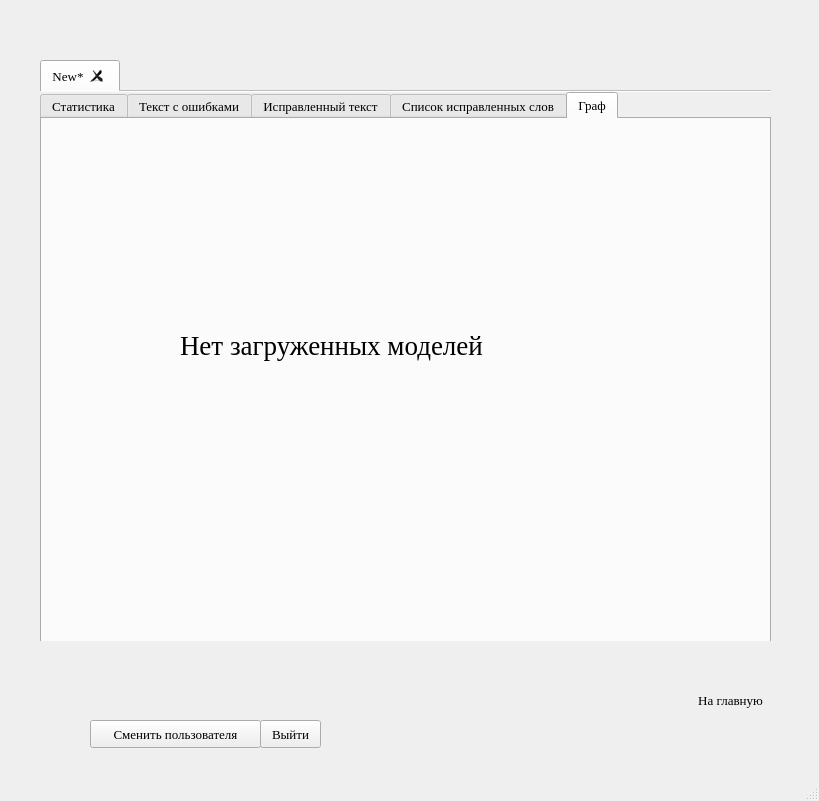
Above: adminwindow.ui from nabla42/Project-HMM before the change. Below: the same form after it.
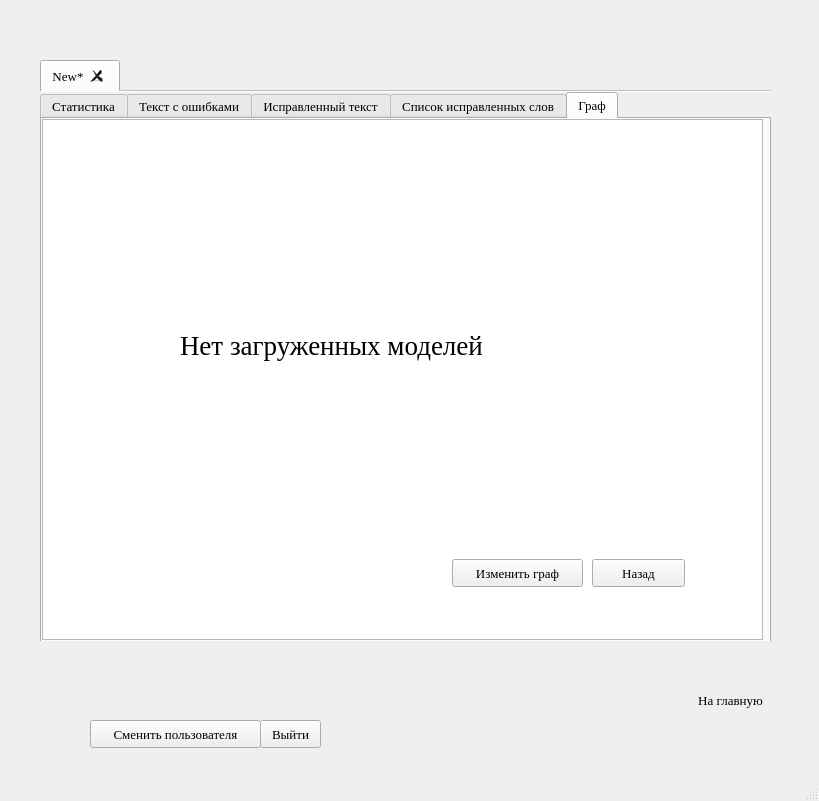
That is the form after the change. The open tabs and pages were chosen to show the change. Icons and pictures are not drawn.

Patch:
```diff
--- a/adminwindow.ui
+++ b/adminwindow.ui
@@ -185,6 +185,48 @@
        <attribute name="title">
         <string>Граф</string>
        </attribute>
+       <widget class="QPushButton" name="pushButton_2">
+        <property name="geometry">
+         <rect>
+          <x>550</x>
+          <y>440</y>
+          <width>93</width>
+          <height>28</height>
+         </rect>
+        </property>
+        <property name="text">
+         <string>Назад</string>
+        </property>
+       </widget>
+       <widget class="QPushButton" name="pushButton">
+        <property name="geometry">
+         <rect>
+          <x>410</x>
+          <y>440</y>
+          <width>131</width>
+          <height>28</height>
+         </rect>
+        </property>
+        <property name="text">
+         <string>Изменить граф</string>
+        </property>
+       </widget>
+       <widget class="QPlainTextEdit" name="plainTextEdit_5">
+        <property name="geometry">
+         <rect>
+          <x>0</x>
+          <y>0</y>
+          <width>721</width>
+          <height>521</height>
+         </rect>
+        </property>
+        <property name="readOnly">
+         <bool>true</bool>
+        </property>
+       </widget>
+       <zorder>plainTextEdit_5</zorder>
+       <zorder>pushButton_2</zorder>
+       <zorder>pushButton</zorder>
       </widget>
      </widget>
     </widget>
```
Left out of the diff: 2 changed lines with no effect on the pictures.
